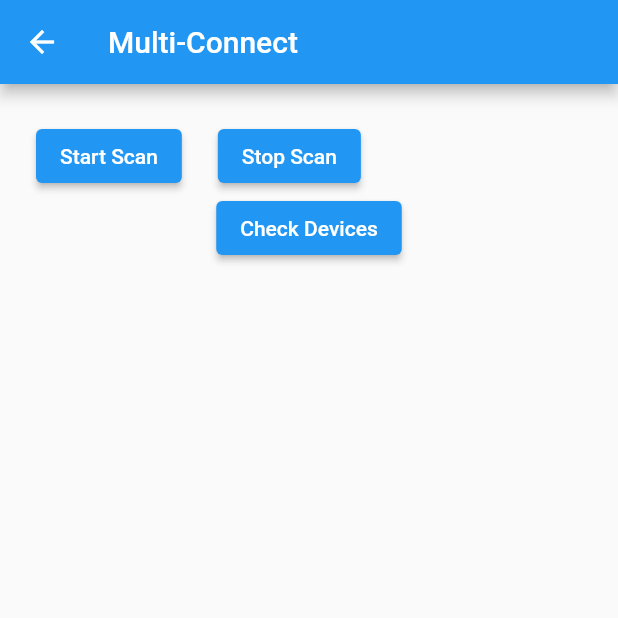
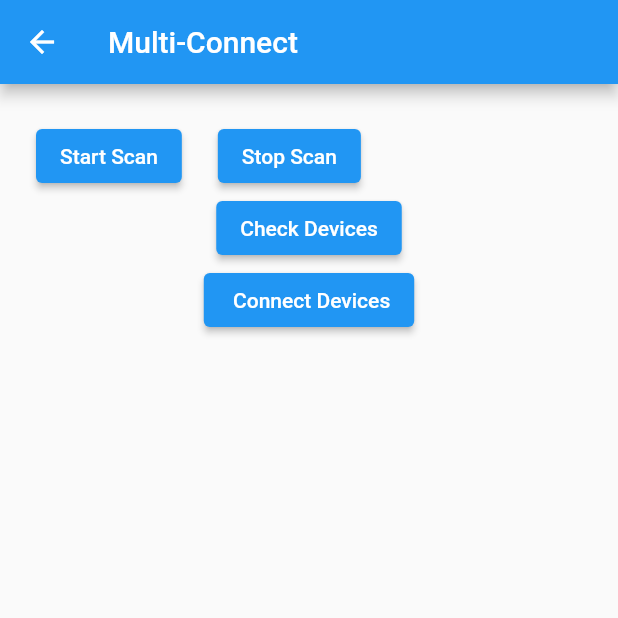
Before and after one commit to JAICHANGPARK/flutter_pulse_oximeter_connect, a Flutter app: the MultiConnectPage screen opened directly, on a phone screen of 412 x 824 dp, the top half of it. Run offline on Flutter 3.47's test engine with Material 2 defaults, Android fonts, the phone set to English and light mode, and no system bars; our stand-ins replace flutter_blue, permission_handler.

Commit message:
Update multi_connect_page.dart

```diff
--- a/lib/ui/multi_connect_page.dart
+++ b/lib/ui/multi_connect_page.dart
@@ -2,6 +2,17 @@ import 'dart:async';
 
 import 'package:flutter/material.dart';
 import 'package:flutter_blue/flutter_blue.dart';
+
+class J1Device{
+  BluetoothDevice? bluetoothDevice;
+  BluetoothCharacteristic? requestBluetoothCharacteristic0;
+  BluetoothCharacteristic? requestBluetoothCharacteristic1;
+  BluetoothCharacteristic? dataBluetoothCharacteristic0;
+  BluetoothCharacteristic? dataBluetoothCharacteristic1;
+
+  J1Device({this.bluetoothDevice, this.requestBluetoothCharacteristic0, this.requestBluetoothCharacteristic1,
+    this.dataBluetoothCharacteristic0, this.dataBluetoothCharacteristic1});
+}
 
 class MultiConnectPage extends StatefulWidget {
   MultiConnectPage({Key? key}) : super(key: key);
@@ -12,7 +23,7 @@ class MultiConnectPage extends StatefulWidget {
 
 class _MultiConnectPageState extends State<MultiConnectPage> {
   StreamSubscription? scanStreamSubscription;
-  Map<String, BluetoothDevice> bluetoothDevices = Map();
+  Map<String, J1Device> bluetoothDevices = Map();
   @override
   void initState() {
     // TODO: implement initState
@@ -44,7 +55,7 @@ class _MultiConnectPageState extends State<MultiConnectPage> {
                       print("${event.device.name} / ${event.device.id}");
                       if(event.device.name == "J1"){
                         print(">>> J1 Detected ");
-                        bluetoothDevices["${event.device.id}"] = event.device;
+                        bluetoothDevices["${event.device.id}"] = J1Device(bluetoothDevice: event.device);
                       }
                   });
                 }, child: Text("Start Scan")),
@@ -58,8 +69,11 @@ class _MultiConnectPageState extends State<MultiConnectPage> {
             ),
             ElevatedButton(onPressed: ()async{
               print(">>> bluetoothDevices.length : ${bluetoothDevices.length}");
+            }, child: Text("Check Devices")),
+            ElevatedButton(onPressed: ()async{
+              print(">>> bluetoothDevices.length : ${bluetoothDevices.length}");
+            }, child: Text(" Connect Devices")),
 
-            }, child: Text("Check Devices")),
           ],
         ),
       ),
```
